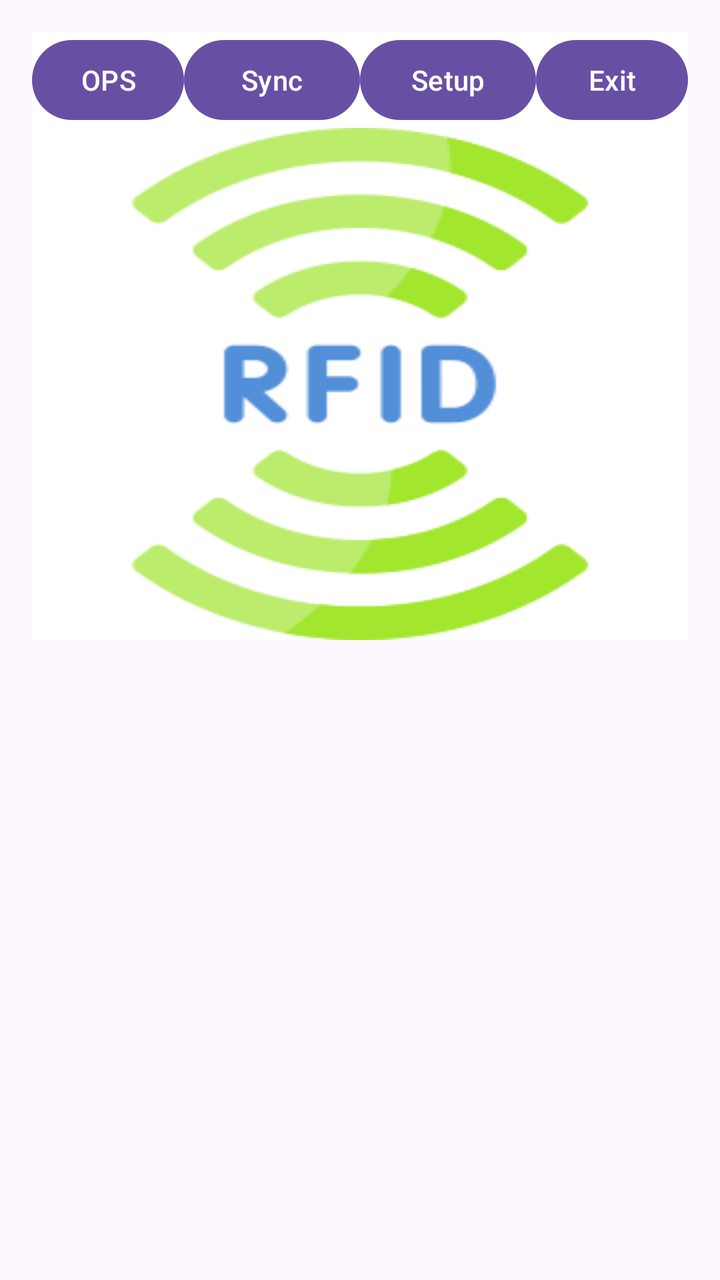
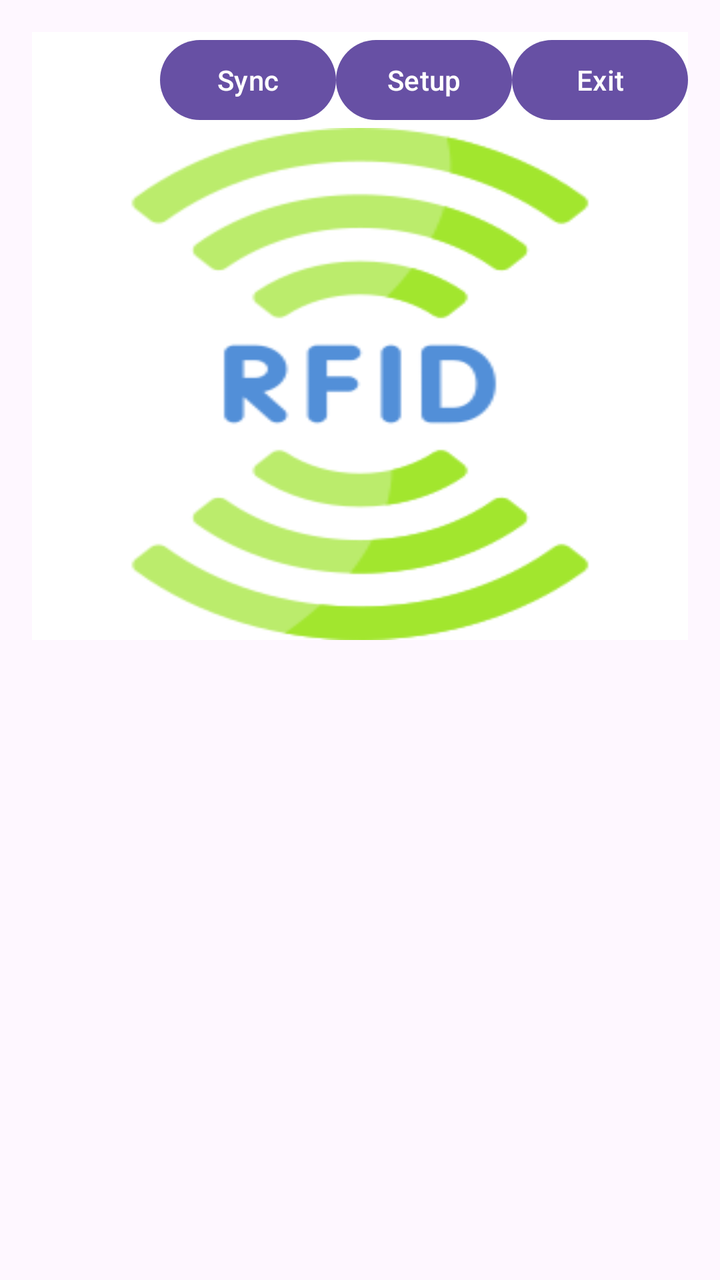

Two renders of the same Android screen: before a commit and after it. Below are the layout's source before the change and the commit's diff.
<!-- AndroidManifest.xml: application theme Theme.Rfid -->
<!-- res/layout/activity_main.xml -->
<?xml version="1.0" encoding="utf-8"?>
<ScrollView xmlns:android="http://schemas.android.com/apk/res/android"
    android:layout_width="match_parent"
    android:layout_height="wrap_content"
    android:padding="16dp">
    <RelativeLayout
        android:layout_width="match_parent"
        android:layout_height="match_parent"
        android:background="#FFFFFF">
        `
        <LinearLayout
            android:id="@+id/topBar"
            android:layout_width="match_parent"
            android:layout_height="wrap_content"
            android:orientation="horizontal"
            android:padding="0dp"
            android:gravity="end">

            <Button
                android:id="@+id/btnIssuerfid"
                android:layout_width="76dp"
                android:layout_height="wrap_content"
                android:text="OPS"
                android:visibility="visible" />

            <Button
                android:id="@+id/btnSync"
                android:layout_width="wrap_content"
                android:layout_height="wrap_content"
                android:text="Sync" />

            <Button
                android:id="@+id/btnSetup"
                android:layout_width="wrap_content"
                android:layout_height="wrap_content"
                android:text="Setup" />

            <Button
                android:id="@+id/btnExit"
                android:text="Exit"
                android:layout_width="wrap_content"
                android:layout_height="wrap_content"/>

        </LinearLayout>

        <LinearLayout
            android:id="@+id/background_main"
            android:layout_width="match_parent"
            android:layout_height="wrap_content"
            android:layout_below="@id/topBar"
            android:background="@drawable/_360454"
            android:gravity="center"
            android:orientation="vertical">

            <TextView
                android:id="@+id/tvTap"
                android:layout_width="wrap_content"
                android:layout_height="wrap_content"
                android:layout_gravity="center"
                android:layout_marginTop="16dp"
                android:foregroundGravity="center"
                android:gravity="center"
                android:text="TAP RFID CARD ON THE BACK PANEL"
                android:textColor="#000"
                android:textSize="20sp"
                android:textStyle="bold"
                android:visibility="gone" />

            
            <androidx.cardview.widget.CardView
                android:id="@+id/cardDetails"
                android:layout_width="match_parent"
                android:layout_height="wrap_content"
                android:layout_margin="8dp"
                android:visibility="gone">

                <LinearLayout
                    android:id="@+id/detailsContainer"
                    android:layout_width="match_parent"
                    android:layout_height="wrap_content"
                    android:orientation="vertical" />
            </androidx.cardview.widget.CardView>


        </LinearLayout>
        <LinearLayout
            android:id="@+id/background_main2"
            android:layout_width="match_parent"
            android:layout_height="wrap_content"
            android:layout_below="@id/background_main"
            android:gravity="center"
            android:orientation="vertical">
            <androidx.cardview.widget.CardView
                android:id="@+id/cardSetupDetails"
                android:layout_width="match_parent"
                android:layout_height="wrap_content"
                android:layout_below="@id/background_main"
                android:layout_margin="8dp"
                android:visibility="gone"
                android:elevation="6dp">

                <LinearLayout
                    android:layout_width="match_parent"
                    android:layout_height="wrap_content"
                    android:orientation="vertical"
                    android:padding="12dp">

                    <TextView
                        android:layout_width="wrap_content"
                        android:layout_height="wrap_content"
                        android:text="Setup Details"
                        android:textSize="18sp"
                        android:textStyle="bold"
                        android:textColor="#000"
                        android:paddingBottom="8dp"/>

                    <LinearLayout
                        android:id="@+id/setupDetailsContainer"
                        android:layout_width="match_parent"
                        android:layout_height="wrap_content"
                        android:orientation="vertical"/>

                </LinearLayout>
            </androidx.cardview.widget.CardView>
        </LinearLayout>

    </RelativeLayout>

</ScrollView>
<!-- resources referenced by this layout -->
<resources>
  <!-- drawable _360454: png bitmap (drawable, 14635 bytes) -->
  <style name="Theme.Rfid" parent="Base.Theme.Rfid" />
  <style name="Base.Theme.Rfid" parent="Theme.Material3.DayNight.NoActionBar">
          
          
      </style>
</resources>

<!-- the commit's change to res/layout/activity_main.xml (unified diff, before → after) -->
@@ -21,7 +21,7 @@
                 android:layout_width="76dp"
                 android:layout_height="wrap_content"
                 android:text="OPS"
-                android:visibility="visible" />
+                android:visibility="gone" />
 
             <Button
                 android:id="@+id/btnSync"
